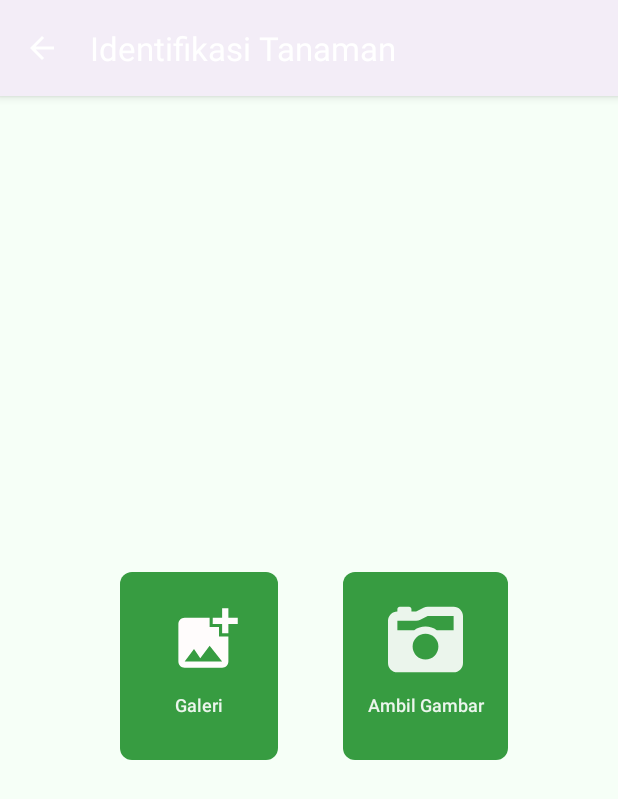
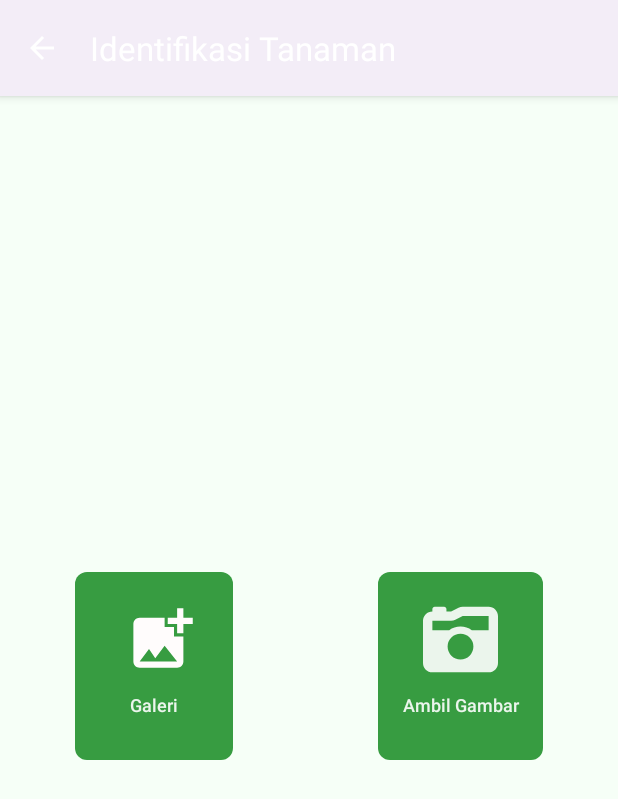
Before and after one commit to CH2-PS061/WeScApp, an Android app built with Jetpack Compose: the CameraActivity screen opened directly, with no data from a screen before it, on a phone screen of 412 x 824 dp. Shown: the top 799 px of the screen. Run offline under Robolectric (Android 15) with nearby library versions, the phone set to English and light mode, and no system bars; libraries missing offline, so code that uses them is left out: org.tensorflow.lite; network calls fail; Roboto replaces fonts that are not available here.

Commit message:
fix margin v2

```diff
--- a/app/src/main/res/layout/activity_camera.xml
+++ b/app/src/main/res/layout/activity_camera.xml
@@ -11,7 +11,7 @@
         android:layout_width="105dp"
         android:layout_height="125dp"
         android:layout_gravity="center"
-        android:layout_marginStart="80dp"
+        android:layout_marginStart="50dp"
         android:background="@drawable/square_button_background"
         android:orientation="vertical"
         app:layout_constraintBottom_toBottomOf="parent"
@@ -43,13 +43,11 @@
         android:id="@+id/btn_kamera"
         android:layout_width="110dp"
         android:layout_height="125dp"
-        android:layout_marginEnd="80dp"
-        android:layout_marginStart="50dp"
+        android:layout_marginEnd="50dp"
         android:background="@drawable/square_button_background"
         android:orientation="vertical"
         app:layout_constraintBottom_toBottomOf="@id/btn_gallery"
         app:layout_constraintEnd_toEndOf="parent"
-        app:layout_constraintStart_toEndOf="@+id/btn_gallery"
         app:layout_constraintTop_toTopOf="@+id/btn_gallery">
 
         <ImageView
```
